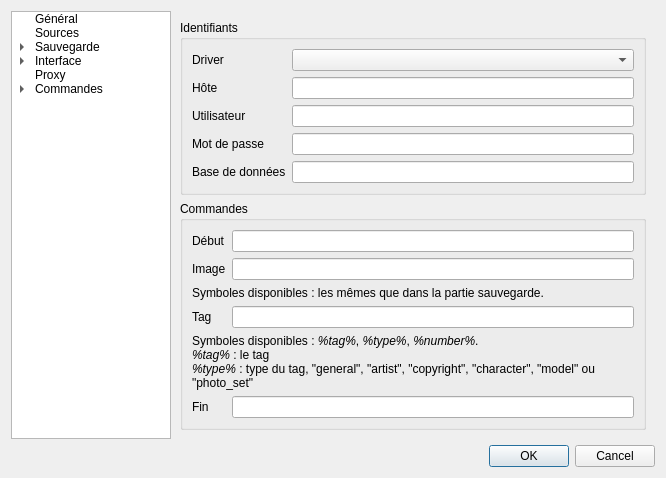
Before: the Qt Designer form src/settings/optionswindow.ui in Bionus/imgbrd-grabber, drawn with Qt 5.
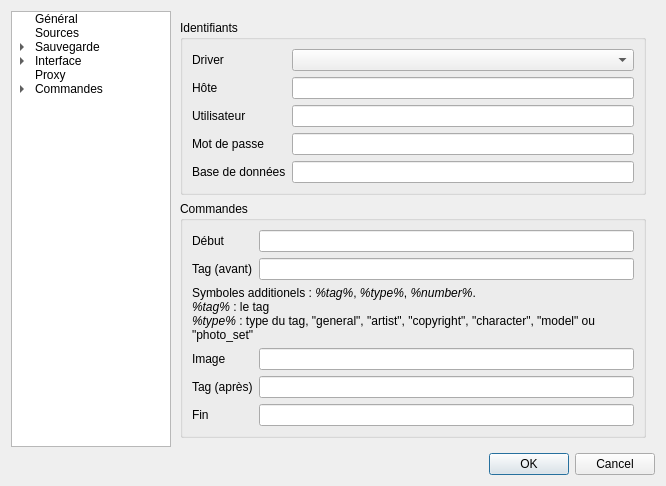
After: the same form once the commit is applied. The open tabs and pages were chosen to show the change. Icons and pictures are not drawn.

Commit message: Add tags before commands field (issue #621)

```diff
--- a/src/settings/optionswindow.ui
+++ b/src/settings/optionswindow.ui
@@ -2209,41 +2209,34 @@
              <widget class="QLineEdit" name="lineCommandsSqlBefore"/>
             </item>
             <item row="1" column="0">
+             <widget class="QLabel" name="label_79">
+              <property name="text">
+               <string>Tag (avant)</string>
+              </property>
+             </widget>
+            </item>
+            <item row="1" column="1">
+             <widget class="QLineEdit" name="lineCommandsSqlTagBefore"/>
+            </item>
+            <item row="3" column="0">
              <widget class="QLabel" name="label_75">
               <property name="text">
                <string>Image</string>
               </property>
              </widget>
             </item>
-            <item row="1" column="1">
+            <item row="3" column="1">
              <widget class="QLineEdit" name="lineCommandsSqlImage"/>
             </item>
-            <item row="2" column="0" colspan="2">
-             <widget class="QLabel" name="label_79">
-              <property name="text">
-               <string>Symboles disponibles : les mêmes que dans la partie sauvegarde.</string>
-              </property>
-              <property name="wordWrap">
-               <bool>true</bool>
-              </property>
-             </widget>
-            </item>
-            <item row="3" column="0">
+            <item row="4" column="0">
              <widget class="QLabel" name="label_76">
               <property name="text">
-               <string>Tag</string>
+               <string>Tag (après)</string>
               </property>
              </widget>
             </item>
-            <item row="4" column="0" colspan="2">
-             <widget class="QLabel" name="label_28">
-              <property name="text">
-               <string>Symboles disponibles : &lt;i&gt;%tag%&lt;/i&gt;, &lt;i&gt;%type%&lt;/i&gt;, &lt;i&gt;%number%&lt;/i&gt;.&lt;br/&gt;&lt;i&gt;%tag%&lt;/i&gt; : le tag&lt;br/&gt;&lt;i&gt;%type%&lt;/i&gt; : type du tag, &quot;general&quot;, &quot;artist&quot;, &quot;copyright&quot;, &quot;character&quot;, &quot;model&quot; ou &quot;photo_set&quot;&lt;br/&gt;&lt;i&gt;%number%&lt;/i&gt; : le numéro du type de tag (varie entre 0 et 6)</string>
-              </property>
-              <property name="wordWrap">
-               <bool>true</bool>
-              </property>
-             </widget>
+            <item row="4" column="1">
+             <widget class="QLineEdit" name="lineCommandsSqlTagAfter"/>
             </item>
             <item row="5" column="0">
              <widget class="QLabel" name="label_78">
@@ -2255,8 +2248,15 @@
             <item row="5" column="1">
              <widget class="QLineEdit" name="lineCommandsSqlAfter"/>
             </item>
-            <item row="3" column="1">
-             <widget class="QLineEdit" name="lineCommandsSqlTag"/>
+            <item row="2" column="0" colspan="2">
+             <widget class="QLabel" name="label_28">
+              <property name="text">
+               <string>Symboles additionels : &lt;span style=&quot; font-style:italic;&quot;&gt;%tag%&lt;/span&gt;, &lt;span style=&quot; font-style:italic;&quot;&gt;%type%&lt;/span&gt;, &lt;span style=&quot; font-style:italic;&quot;&gt;%number%&lt;/span&gt;.&lt;br/&gt;&lt;span style=&quot; font-style:italic;&quot;&gt;%tag%&lt;/span&gt; : le tag&lt;br/&gt;&lt;span style=&quot; font-style:italic;&quot;&gt;%type%&lt;/span&gt; : type du tag, &amp;quot;general&amp;quot;, &amp;quot;artist&amp;quot;, &amp;quot;copyright&amp;quot;, &amp;quot;character&amp;quot;, &amp;quot;model&amp;quot; ou &amp;quot;photo_set&amp;quot;&lt;br/&gt;&lt;span style=&quot; font-style:italic;&quot;&gt;%number%&lt;/span&gt; : le numéro du type de tag (varie entre 0 et 6)</string>
+              </property>
+              <property name="wordWrap">
+               <bool>true</bool>
+              </property>
+             </widget>
             </item>
            </layout>
           </widget>
```
Left out of the diff: 58 changed lines with no effect on the pictures. The commit also changes 5 other files.
